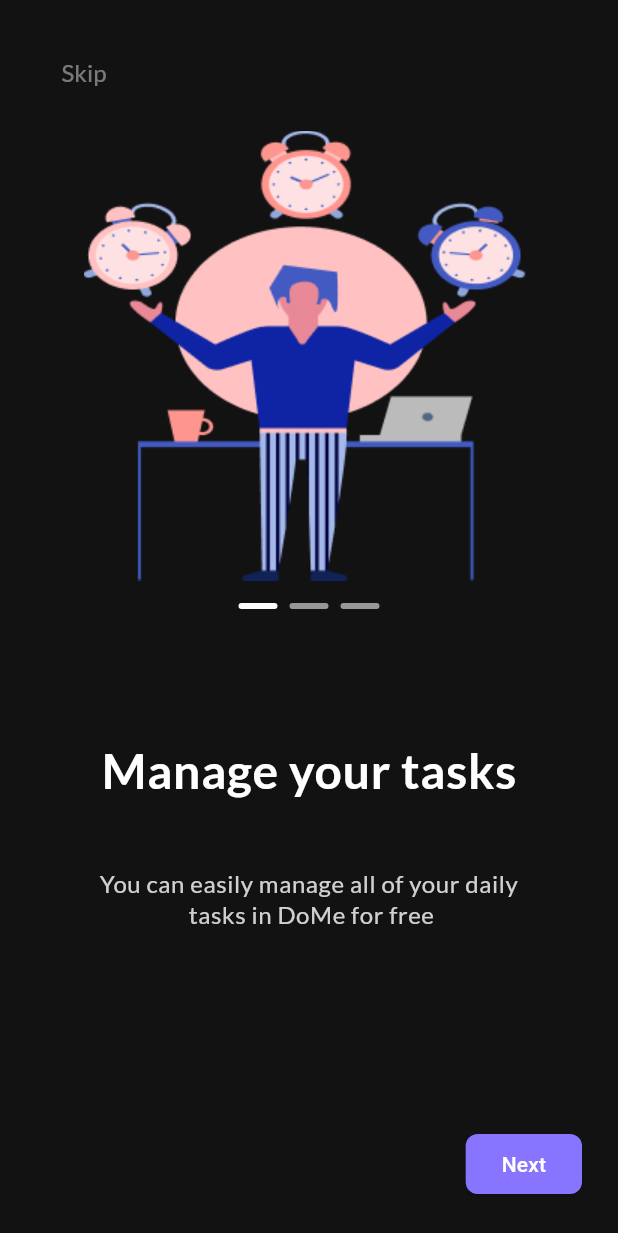
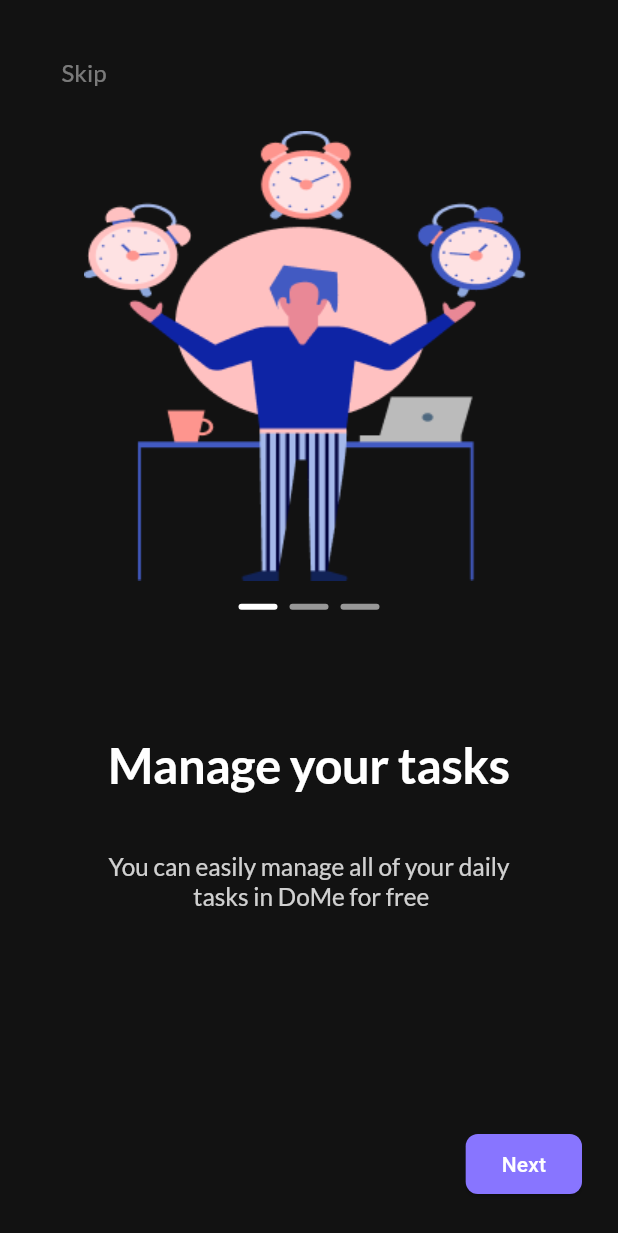
Before and after one commit to Ayman-Mohamed-1/Ub_to_do, a Flutter app: the screen it shows after launch, on a phone screen of 412 x 824 dp. Shown: the top 1233 px of the screen. Run offline on Flutter 3.47's test engine with Material 3 defaults, Android fonts, the phone set to English and light mode, and no system bars; drawn by our look-alikes of smooth_page_indicator; our stand-ins replace date_picker_timeline, flutter_screenutil, gap, get_it, google_fonts, shared_preferences.

Commit message:
comblet ui

```diff
--- a/lib/App/app.dart
+++ b/lib/App/app.dart
@@ -1,4 +1,5 @@
 import 'package:flutter/material.dart';
+import 'package:flutter_screenutil/flutter_screenutil.dart';
 import 'package:up_to_do/core/theme/theme.dart';
 import 'package:up_to_do/features/auth/presentation/screens/splash%20Screen/splash_screen.dart';
 
@@ -8,6 +9,11 @@ class MyApp extends StatelessWidget {
   // This widget is the root of your application.
   @override
   Widget build(BuildContext context) {
+    return ScreenUtilInit(
+      designSize: const Size(375, 812),
+      minTextAdapt: true,
+      splitScreenMode: true,
+      builder: (context, child) {
         return MaterialApp(
           theme: DarkTheme(),
           themeMode: ThemeMode.dark,
@@ -15,7 +21,10 @@ class MyApp extends StatelessWidget {
           // darkTheme: getAppTheme(),
           title: "To-Do app",
           debugShowCheckedModeBanner: false,
-      home: SplashScreen(),
+          home: child,
+        );
+      },
+      child: SplashScreen(),
     );
   }
 }
--- /dev/null
+++ b/lib/core/commons/commons.dart
@@ -0,0 +1,5 @@
+import 'package:flutter/material.dart';
+
+void navegat({required BuildContext context, required Widget screen}) {
+  Navigator.push(context, MaterialPageRoute(builder: (_) => screen));
+}
--- a/lib/core/theme/theme.dart
+++ b/lib/core/theme/theme.dart
@@ -1,4 +1,5 @@
 import 'package:flutter/material.dart';
+import 'package:flutter_screenutil/flutter_screenutil.dart';
 import 'package:google_fonts/google_fonts.dart';
 import 'package:up_to_do/core/utils/app_colors.dart';
 
@@ -12,20 +13,21 @@ ThemeData DarkTheme() {
       backgroundColor: AppColors.background,
       centerTitle: true,
     ),
+
     // text Theme
     textTheme: TextTheme(
-      bodyLarge: GoogleFonts.lato(
-        fontSize: 32,
+      displayLarge: GoogleFonts.lato(
+        fontSize: 32.sp,
         color: AppColors.white,
         fontWeight: FontWeight.w700,
       ),
-      bodyMedium: GoogleFonts.lato(
-        fontSize: 24,
+      displayMedium: GoogleFonts.lato(
+        fontSize: 24.sp,
         color: AppColors.white,
         fontWeight: FontWeight.w700,
       ),
-      bodySmall: GoogleFonts.lato(
-        fontSize: 16,
+      displaySmall: GoogleFonts.lato(
+        fontSize: 16.sp,
         color: AppColors.white,
         fontWeight: FontWeight.w400,
       ),
@@ -35,60 +37,60 @@ ThemeData DarkTheme() {
     elevatedButtonTheme: ElevatedButtonThemeData(
       style: ElevatedButton.styleFrom(
         backgroundColor: AppColors.primary,
-        shape: RoundedRectangleBorder(borderRadius: BorderRadius.circular(8)),
+        shape: RoundedRectangleBorder(borderRadius: BorderRadius.circular(8.r)),
       ),
     ),
     // Input Decoration Theme
     inputDecorationTheme: InputDecorationTheme(
       // enabledBorder
-      enabledBorder: OutlineInputBorder(borderRadius: BorderRadius.circular(4)),
+      enabledBorder: OutlineInputBorder(
+        borderSide: BorderSide(color: AppColors.grey),
+        borderRadius: BorderRadius.circular(8.r),
+      ),
       // focusedBorder
-      focusedBorder: OutlineInputBorder(borderRadius: BorderRadius.circular(4)),
-      // hint
-      hintStyle: GoogleFonts.lato(
-        fontSize: 16,
-        color: AppColors.white,
-        fontWeight: FontWeight.w400,
-      ),
+      focusedBorder: OutlineInputBorder(
+        borderSide: BorderSide(color: AppColors.grey),
+        borderRadius: BorderRadius.circular(8.r),
+      ), // hint
+      hintStyle: TextStyle(color: AppColors.white),
       filled: true,
       fillColor: AppColors.lightBlack,
     ),
-    //
   );
 }
 
-ThemeData getAppTheme() {
-  return ThemeData(
-    primaryColor: AppColors.primary,
-    //scaffoldBackgroundColor
-    scaffoldBackgroundColor: AppColors.white,
-    //appBar theme
-    appBarTheme: const AppBarTheme(
-      backgroundColor: AppColors.white,
-      centerTitle: true,
-    ),
-    //text theme
-    textTheme: TextTheme(
-      displayLarge: GoogleFonts.lato(
-        color: AppColors.background,
-        fontWeight: FontWeight.bold,
-        fontSize: 32,
-      ),
-      displayMedium: GoogleFonts.lato(
-        color: AppColors.background,
-        fontSize: 16,
-      ),
-      displaySmall: GoogleFonts.lato(
-        color: AppColors.background.withOpacity(0.44),
-        fontSize: 16,
-      ),
-    ),
-    //button theme
-    elevatedButtonTheme: ElevatedButtonThemeData(
-      style: ElevatedButton.styleFrom(
-        backgroundColor: AppColors.primary,
-        shape: RoundedRectangleBorder(borderRadius: BorderRadius.circular(4)),
-      ),
-    ),
-  );
-}
+// ThemeData getAppTheme() {
+//   return ThemeData(
+//     primaryColor: AppColors.primary,
+//     //scaffoldBackgroundColor
+//     scaffoldBackgroundColor: AppColors.white,
+//     //appBar theme
+//     appBarTheme: const AppBarTheme(
+//       backgroundColor: AppColors.white,
+//       centerTitle: true,
+//     ),
+//     //text theme
+//     textTheme: TextTheme(
+//       displayLarge: GoogleFonts.lato(
+//         color: AppColors.background,
+//         fontWeight: FontWeight.bold,
+//         fontSize: 32,
+//       ),
+//       displayMedium: GoogleFonts.lato(
+//         color: AppColors.background,
+//         fontSize: 16,
+//       ),
+//       displaySmall: GoogleFonts.lato(
+//         color: AppColors.background.withOpacity(0.44),
+//         fontSize: 16,
+//       ),
+//     ),
+//     //button theme
+//     elevatedButtonTheme: ElevatedButtonThemeData(
+//       style: ElevatedButton.styleFrom(
+//         backgroundColor: AppColors.primary,
+//         shape: RoundedRectangleBorder(borderRadius: BorderRadius.circular(4)),
+//       ),
+//     ),
+//   );
+// }
--- a/lib/core/widget/custom_button.dart
+++ b/lib/core/widget/custom_button.dart
@@ -2,14 +2,23 @@ import 'package:flutter/material.dart';
 import 'package:up_to_do/core/utils/app_colors.dart';
 
 class customButton extends StatelessWidget {
-  const customButton({super.key, required this.text, required this.onPressed});
+  const customButton({
+    super.key,
+    required this.text,
+    required this.onPressed,
+    this.backgroundColor,
+  });
   final String text;
+  final Color? backgroundColor;
   final void Function()? onPressed;
 
   @override
   Widget build(BuildContext context) {
     return ElevatedButton(
       onPressed: onPressed,
+      style: Theme.of(context).elevatedButtonTheme.style!.copyWith(
+        backgroundColor: MaterialStateProperty.all(backgroundColor),
+      ),
       child: Text(text, style: TextStyle(color: AppColors.white)),
     );
   }
--- a/lib/features/auth/presentation/screens/on boarding screens/on_boarding_screens.dart
+++ b/lib/features/auth/presentation/screens/on boarding screens/on_boarding_screens.dart
@@ -1,4 +1,5 @@
 import 'package:flutter/material.dart';
+import 'package:flutter_screenutil/flutter_screenutil.dart';
 import 'package:gap/gap.dart';
 import 'package:smooth_page_indicator/smooth_page_indicator.dart';
 import 'package:up_to_do/core/services/services_locator.dart';
@@ -7,8 +8,7 @@ import 'package:up_to_do/core/utils/app_strings.dart';
 import 'package:up_to_do/core/widget/custom_button.dart';
 import 'package:up_to_do/core/widget/custom_text_button.dart';
 import 'package:up_to_do/features/auth/data/model/on_bordingModel.dart';
-import 'package:up_to_do/features/task/task.dart';
-
+import 'package:up_to_do/features/task/presentation/screens/home/home_screen.dart';
 import '../../../../../core/database/cache/cache_helper.dart';
 
 class OnBoardingScreens extends StatefulWidget {
@@ -25,7 +25,7 @@ class OoBboardinSscreensState extends State<OnBoardingScreens> {
     return SafeArea(
       child: Scaffold(
         body: Padding(
-          padding: const EdgeInsets.all(24.0),
+          padding: const EdgeInsets.all(24),
           child: PageView.builder(
             controller: controller,
             itemCount: OnBoardingModel.onBoardingScreens.length,
@@ -44,12 +44,12 @@ class OoBboardinSscreensState extends State<OnBoardingScreens> {
                               controller.jumpToPage(2);
                             },
                           )
-                        : Container(height: 50),
+                        : Container(height: 50.h),
                   ),
-                  Gap(15),
+                  Gap(15.h),
                   // image
                   Image.asset(OnBoardingModel.onBoardingScreens[index].imgPath),
-                  Gap(15),
+                  Gap(15.h),
                   SmoothPageIndicator(
                     controller: controller, // PageController
                     count: 3,
@@ -65,19 +65,19 @@ class OoBboardinSscreensState extends State<OnBoardingScreens> {
                     ), // your preferred effect
                     onDotClicked: (index) {},
                   ),
-                  Gap(84),
+                  Gap(84.h),
 
                   // title
                   Text(
                     OnBoardingModel.onBoardingScreens[index].title,
-                    style: Theme.of(context).textTheme.bodyLarge,
+                    style: Theme.of(context).textTheme.displayLarge,
                   ),
-                  Gap(40),
+                  Gap(40.h),
                   // suptitle
                   Text(
                     textAlign: TextAlign.center,
                     OnBoardingModel.onBoardingScreens[index].subTitle,
-                    style: Theme.of(context).textTheme.bodySmall!.copyWith(
+                    style: Theme.of(context).textTheme.displaySmall!.copyWith(
                       color: AppColors.white.withOpacity(.8),
                     ),
                   ),
@@ -121,7 +121,7 @@ class OoBboardinSscreensState extends State<OnBoardingScreens> {
                                       Navigator.pushReplacement(
                                         context,
                                         MaterialPageRoute(
-                                          builder: (context) => Task(),
+                                          builder: (context) => HomeScreen(),
                                         ),
                                       );
                                     })
--- a/pubspec.yaml
+++ b/pubspec.yaml
@@ -40,6 +40,11 @@ dependencies:
   smooth_page_indicator: ^1.2.1
   shared_preferences: ^2.5.3
   get_it: ^8.0.3
+  date_format: ^2.0.9
+  intl: ^0.20.2
+  date_picker_timeline: ^1.2.7
+  flutter_screenutil: ^5.9.3
+  flutter_bloc: ^9.1.1
 
 dev_dependencies:
   flutter_test:
```
Also changed, not shown: lib/features/auth/presentation/screens/splash Screen/splash_screen.dart (+12 -21 lines), lib/features/task/presentation/components/AddTaskComponents.dart (added, +49 -0 lines), lib/features/task/presentation/components/TaskCardComponent.dart (added, +132 -0 lines), lib/features/task/presentation/components/noTaskCoponent.dart (added, +33 -0 lines), lib/features/task/presentation/screens/add_task/add_task.dart (added, +219 -0 lines), lib/features/task/presentation/screens/home/home_screen.dart (added, +83 -0 lines), lib/features/task/task.dart (deleted, +0 -10 lines), pubspec.lock. Lines whose indentation alone changed are shown as unchanged.
